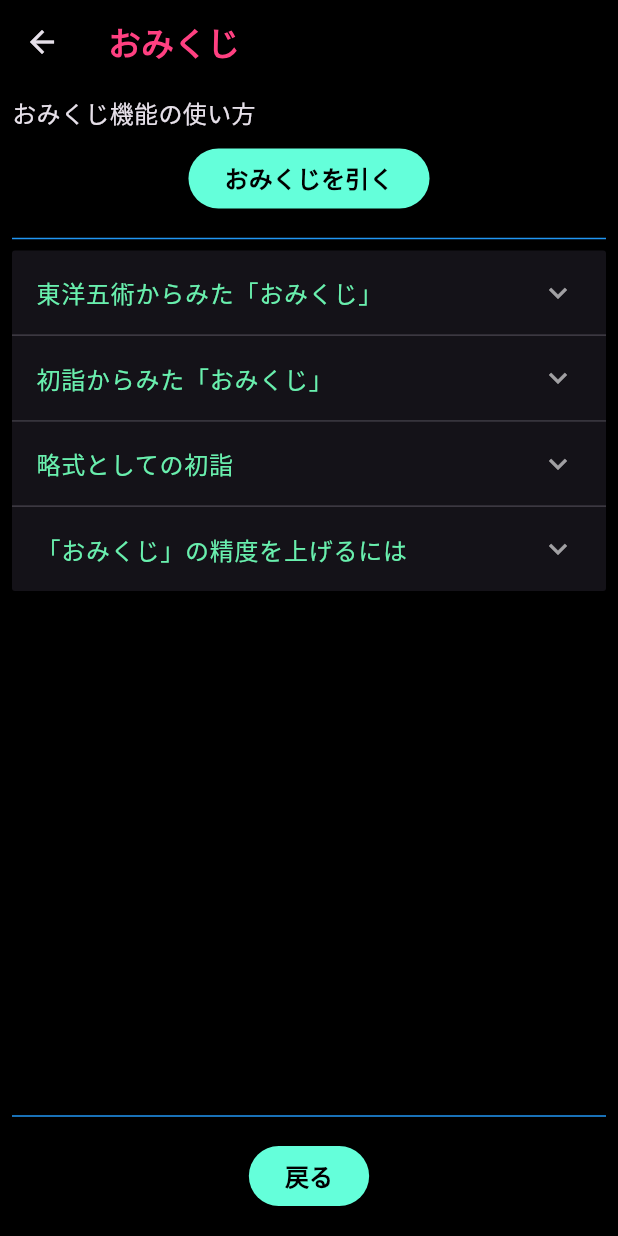
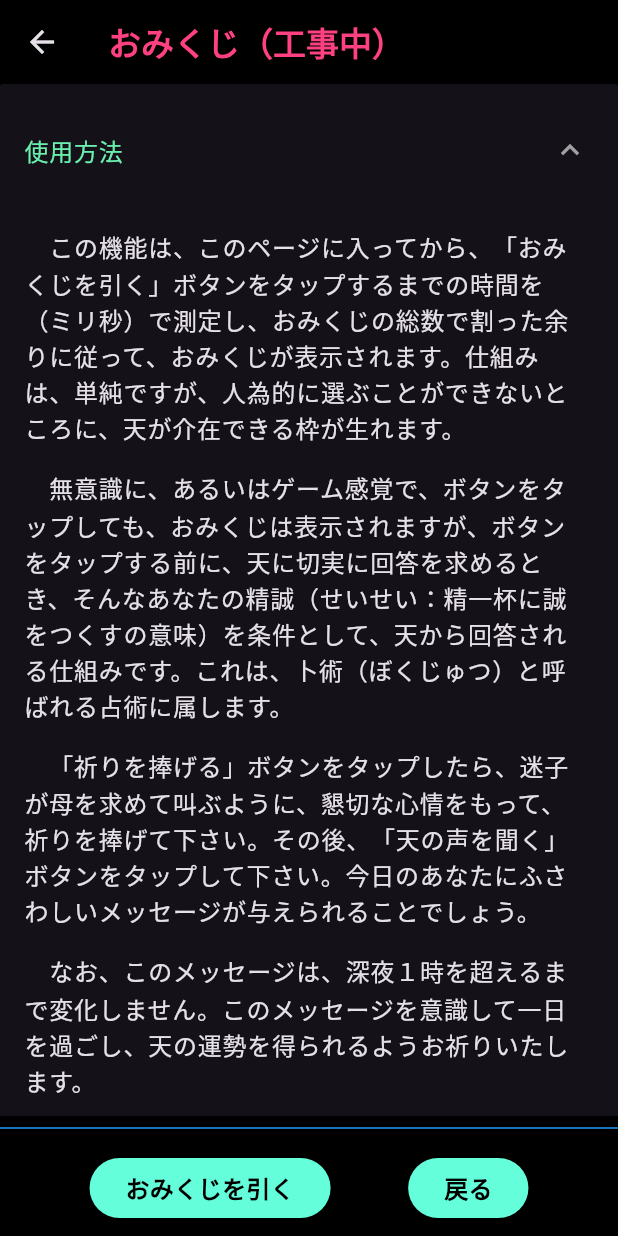
Before and after one commit to oka-teruhiro/sanchu5d, a Flutter app: the screen it shows after launch, after a tap on "おみくじを引く（工事中）", on a phone screen of 412 x 824 dp. Run offline on Flutter 3.47's test engine with Material 3 defaults, Android fonts, the phone set to English and light mode, and no system bars; our stand-ins replace cloud_firestore, firebase_core, go_router, shared_preferences; accounts and stored records are empty; generated files the repository leaves out were written again.

Commit message:
40: 6.3.18 おみくじ使用法をほぼ実装

```diff
--- a/lib/main.dart
+++ b/lib/main.dart
@@ -57,7 +57,7 @@ class MyApp extends StatelessWidget {
       title: '天運三柱推命',
       theme: ThemeData.dark(),
       home: const MyHomePage(
-        apptitle: '天運三柱推命 ver6.3.17',
+        apptitle: '天運三柱推命 ver6.3.18',
         // Todo: 修正したらバージョンをあげる
         seinenInt: 2000,
         // 6.1.2
--- a/lib/omikuji/omikuji_page.dart
+++ b/lib/omikuji/omikuji_page.dart
@@ -1,8 +1,8 @@
-
 import 'dart:math';
 
 import 'package:cloud_firestore/cloud_firestore.dart';
 import 'package:flutter/material.dart';
+import 'package:sanchu5d/omikuji/omikuji_siyouhou.dart';
 
 import 'omikuji_bottom_sheet.dart';
 import 'omikuji_service.dart';
@@ -15,9 +15,9 @@ class OmikujiPage extends StatefulWidget {
 }
 
 class _OmikujiPageState extends State<OmikujiPage> {
+  final OmikujiService _omikujiService = OmikujiService();
+  late final List<bool> _listExpanded = [true, false, false, false, false];
 
-  final OmikujiService _omikujiService = OmikujiService();
-  late final  List<bool> _listExpanded = [false, false, false, false, false];
   void _togglePanel(int index) {
     setState(() {
       if (index == 0) {
@@ -28,8 +28,10 @@ class _OmikujiPageState extends State<OmikujiPage> {
         _listExpanded[2] = !_listExpanded[2];
       } else if (index == 3) {
         _listExpanded[3] = !_listExpanded[3];
-      } else  {
+      } else if (index == 4) {
         _listExpanded[4] = !_listExpanded[4];
+      } else {
+        _listExpanded[5] = !_listExpanded[5];
       }
     });
   }
@@ -44,55 +46,23 @@ class _OmikujiPageState extends State<OmikujiPage> {
   Widget build(BuildContext context) {
     return MediaQuery(
       data: MediaQuery.of(context)
-          .copyWith(textScaler:  const TextScaler.linear(1.0)),
+          .copyWith(textScaler: const TextScaler.linear(1.0)),
       child: Scaffold(
         backgroundColor: Colors.black,
         appBar: AppBar(
           backgroundColor: Colors.black12,
           title: Text(
-                'おみくじ',
+            'おみくじ（工事中）',
             style: const TextStyle(
               color: Colors.pinkAccent,
               fontWeight: FontWeight.bold,
             ),
           ),
         ),
-          body: Padding(
-            padding: const EdgeInsets.all(8.0),
-            child: Column(
+        body: Column(
+          mainAxisSize: MainAxisSize.min,
           crossAxisAlignment: CrossAxisAlignment.start,
           children: [
-                Text(
-                    'おみくじ機能の使い方',
-                  style: TextStyle(
-                    fontSize: 16,
-                  ),
-                ),Padding(
-                  padding: const EdgeInsets.all(8.0),
-                  child: Center(
-                    child: ElevatedButton(
-                      style: ElevatedButton.styleFrom(
-                        backgroundColor: Colors.tealAccent,
-                      ),
-                      child: const Text(
-                        'おみくじを引く',
-                        style: TextStyle(
-                          //backgroundColor:
-                          color: Colors.black,
-                          fontWeight: FontWeight.bold,
-                          fontSize: 16,
-                        ),
-                      ),
-                      onPressed: () {
-                        _showOmikuji(context);
-                        //Navigator.pop(context);
-                      },
-                    ),
-                  ),
-                ),
-                const Divider(
-                  color: Colors.blue,
-                ),
             Expanded(
               child: ListView(
                 children: [
@@ -102,10 +72,36 @@ class _OmikujiPageState extends State<OmikujiPage> {
                     },
                     animationDuration: const Duration(seconds: 1),
                     children: [
+                      // ToDo:■■■■■　使用方法　■■■■■
+                      ExpansionPanel(
+                        isExpanded: _listExpanded[0],
+                        headerBuilder:
+                            (BuildContext context, bool isExpanded) {
+                          return ListTile(
+                            title: Text(
+                              '使用方法',
+                              style: const TextStyle(
+                                color: Colors.greenAccent,
+                                fontWeight: FontWeight.normal,
+                              ),
+                            ),
+                          );
+                        },
+                        body: Column(
+                          children: [
+                            omikujiSiyouhou,
+                            ListTile(
+                              trailing: const Icon(Icons.expand_less),
+                              onTap: () => _closePanel(0),
+                            ),
+                          ],
+                        ),
+                      ),
                       // ToDo:■■■■■　東洋五術　■■■■■
                       ExpansionPanel(
-                              isExpanded: _listExpanded[0],
-                                headerBuilder: (BuildContext context, bool isExpanded) {
+                        isExpanded: _listExpanded[1],
+                        headerBuilder:
+                            (BuildContext context, bool isExpanded) {
                           return ListTile(
                             title: Text(
                               '東洋五術からみた「おみくじ」',
@@ -128,15 +124,16 @@ class _OmikujiPageState extends State<OmikujiPage> {
                             ),
                             ListTile(
                               trailing: const Icon(Icons.expand_less),
-                                      onTap: () => _closePanel(0),
+                              onTap: () => _closePanel(1),
                             ),
                           ],
                         ),
                       ),
                       // ToDo:■■■■■　初詣　■■■■■
                       ExpansionPanel(
-                              isExpanded: _listExpanded[1],
-                              headerBuilder: (BuildContext context, bool isExpanded) {
+                        isExpanded: _listExpanded[2],
+                        headerBuilder:
+                            (BuildContext context, bool isExpanded) {
                           return ListTile(
                             title: Text(
                               '初詣からみた「おみくじ」',
@@ -159,15 +156,16 @@ class _OmikujiPageState extends State<OmikujiPage> {
                             ),
                             ListTile(
                               trailing: const Icon(Icons.expand_less),
-                                    onTap: () => _closePanel(1),
+                              onTap: () => _closePanel(2),
                             ),
                           ],
                         ),
                       ),
                       // ToDo:■■■■■　精誠　■■■■■
                       ExpansionPanel(
-                              isExpanded: _listExpanded[2],
-                              headerBuilder: (BuildContext context, bool isExpanded) {
+                        isExpanded: _listExpanded[3],
+                        headerBuilder:
+                            (BuildContext context, bool isExpanded) {
                           return ListTile(
                             title: Text(
                               '略式としての初詣',
@@ -190,15 +188,16 @@ class _OmikujiPageState extends State<OmikujiPage> {
                             ),
                             ListTile(
                               trailing: const Icon(Icons.expand_less),
-                                    onTap: () => _closePanel(2),
+                              onTap: () => _closePanel(3),
                             ),
                           ],
                         ),
                       ),
                       // ToDo:■■■■■　精誠　■■■■■
                       ExpansionPanel(
-                              isExpanded: _listExpanded[3],
-                              headerBuilder: (BuildContext context, bool isExpanded) {
+                        isExpanded: _listExpanded[4],
+                        headerBuilder:
+                            (BuildContext context, bool isExpanded) {
                           return ListTile(
                             title: Text(
                               '「おみくじ」の精度を上げるには',
@@ -221,7 +220,7 @@ class _OmikujiPageState extends State<OmikujiPage> {
                             ),
                             ListTile(
                               trailing: const Icon(Icons.expand_less),
-                                    onTap: () => _closePanel(3),
+                              onTap: () => _closePanel(4),
                             ),
                           ],
                         ),
@@ -233,10 +232,32 @@ class _OmikujiPageState extends State<OmikujiPage> {
             ),
             const Divider(
               color: Colors.blue,
-                ),Center(
+            ),
+            Center(
               child: Padding(
                 padding: const EdgeInsets.all(8.0),
-                    child: ElevatedButton(
+                child: Row(
+                  mainAxisAlignment: MainAxisAlignment.spaceEvenly,
+                  children: [
+                    ElevatedButton(
+                      style: ElevatedButton.styleFrom(
+                        backgroundColor: Colors.tealAccent,
+                      ),
+                      child: const Text(
+                        'おみくじを引く',
+                        style: TextStyle(
+                          //backgroundColor:
+                          color: Colors.black,
+                          fontWeight: FontWeight.bold,
+                          fontSize: 16,
+                        ),
+                      ),
+                      onPressed: () {
+                        _showOmikuji(context);
+                        //Navigator.pop(context);
+                      },
+                    ),
+                    ElevatedButton(
                       style: ElevatedButton.styleFrom(
                         backgroundColor: Colors.tealAccent,
                       ),
@@ -252,11 +273,11 @@ class _OmikujiPageState extends State<OmikujiPage> {
                         Navigator.pop(context);
                       },
                     ),
+                  ],
                 ),
               ),
-
+            ),
           ],
-            ),
         ),
       ),
     );
--- /dev/null
+++ b/lib/omikuji/omikuji_siyouhou.dart
@@ -0,0 +1,37 @@
+import 'package:flutter/material.dart';
+
+// 蔵干の解説文
+var omikujiSiyouhou = Column(
+  children: [
+    const ListTile(
+      title: Text(
+        '　この機能は、このページに入ってから、「おみくじを引く」ボタンをタップするまでの時間を'
+            '（ミリ秒）で測定し、おみくじの総数で割った余りに従って、おみくじが表示されます。'
+            '仕組みは、単純ですが、人為的に選ぶことができないところに、天が介在できる枠が生れます。', // 1
+      ),
+    ),
+    const ListTile(
+      title: Text(
+        '　無意識に、あるいはゲーム感覚で、ボタンをタップしても、おみくじは表示されますが、'
+            'ボタンをタップする前に、天に切実に回答を求めるとき、そんなあなたの精誠'
+            '（せいせい：精一杯に誠をつくすの意味）を条件として、天から回答される仕組みです。'
+            'これは、卜術（ぼくじゅつ）と呼ばれる占術に属します。', // 2
+      ),
+    ),
+    const ListTile(
+      title: Text(
+        '　「祈りを捧げる」ボタンをタップしたら、'
+            '迷子が母を求めて叫ぶように、懇切な心情をもって、祈りを捧げて下さい。'
+            'その後、「天の声を聞く」ボタンをタップして下さい。'
+            '今日のあなたにふさわしいメッセージが与えられることでしょう。'
+            '', // 3
+      ),
+    ),
+    const ListTile(
+      title: Text(
+        '　なお、このメッセージは、深夜１時を超えるまで変化しません。'
+            'このメッセージを意識して一日を過ごし、天の運勢を得られるようお祈りいたします。', // 4
+      ),
+    ),
+  ],
+);
```
Lines whose indentation alone changed are shown as unchanged.
